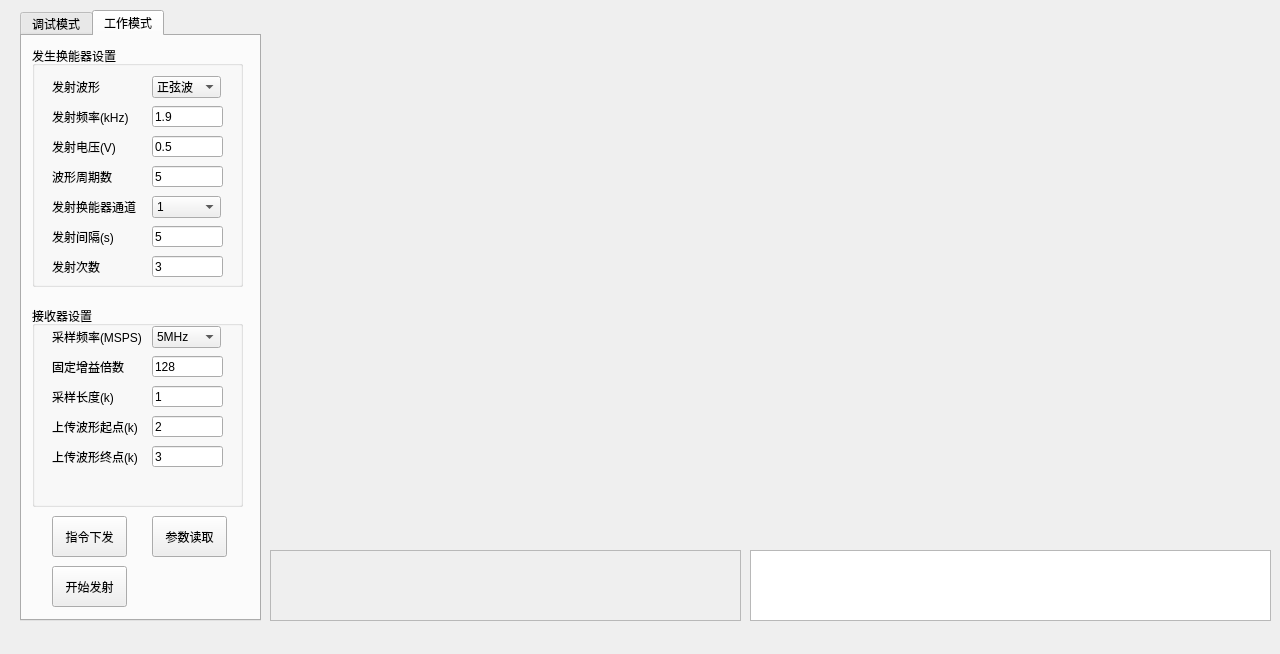
This is mainwindow.ui in lnwin/SDSJJ_waveControl as Qt 5 draws it before an edit. The edited form follows.
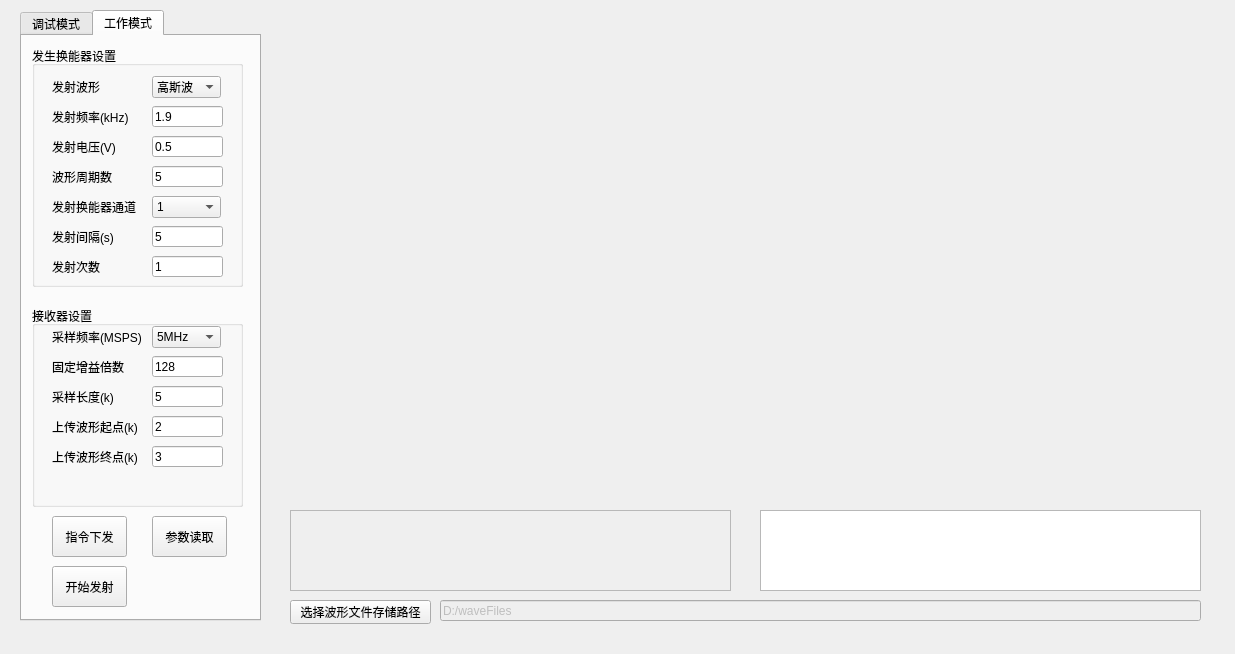
This is the edited form. Custom widgets are drawn as their Qt base class.

What changed in the file:
```diff
--- a/mainwindow.ui
+++ b/mainwindow.ui
@@ -6,7 +6,7 @@
    <rect>
     <x>0</x>
     <y>0</y>
-    <width>1280</width>
+    <width>1235</width>
     <height>654</height>
    </rect>
   </property>
@@ -17,10 +17,10 @@
    <widget class="QTextEdit" name="textEdit">
     <property name="geometry">
      <rect>
-      <x>750</x>
-      <y>550</y>
-      <width>521</width>
-      <height>71</height>
+      <x>760</x>
+      <y>510</y>
+      <width>441</width>
+      <height>81</height>
      </rect>
     </property>
    </widget>
@@ -584,7 +584,7 @@
         </rect>
        </property>
        <property name="text">
-        <string>1</string>
+        <string>5</string>
        </property>
        <property name="maxLength">
         <number>255</number>
@@ -639,7 +639,7 @@
         </rect>
        </property>
        <property name="text">
-        <string>3</string>
+        <string>1</string>
        </property>
       </widget>
       <widget class="QLabel" name="label_5">
@@ -692,7 +692,7 @@
        </property>
        <item>
         <property name="text">
-         <string>正弦波</string>
+         <string>高斯波</string>
         </property>
        </item>
        <item>
@@ -856,56 +856,65 @@
      </widget>
     </widget>
    </widget>
-   <widget class="QTextEdit" name="readParameter">
-    <property name="enabled">
-     <bool>false</bool>
-    </property>
-    <property name="geometry">
-     <rect>
-      <x>270</x>
-      <y>550</y>
-      <width>471</width>
-      <height>71</height>
-     </rect>
-    </property>
-   </widget>
    <widget class="QCustomPlot" name="widget" native="true">
     <property name="geometry">
      <rect>
       <x>290</x>
-      <y>40</y>
-      <width>441</width>
-      <height>211</height>
+      <y>10</y>
+      <width>931</width>
+      <height>241</height>
      </rect>
     </property>
    </widget>
    <widget class="QCustomPlot" name="widget_2" native="true">
     <property name="geometry">
      <rect>
-      <x>770</x>
-      <y>40</y>
-      <width>441</width>
-      <height>211</height>
+      <x>290</x>
+      <y>260</y>
+      <width>931</width>
+      <height>241</height>
      </rect>
     </property>
    </widget>
-   <widget class="QCustomPlot" name="widget_3" native="true">
+   <widget class="QPushButton" name="fileSaveButton">
     <property name="geometry">
      <rect>
       <x>290</x>
-      <y>270</y>
-      <width>441</width>
-      <height>211</height>
+      <y>600</y>
+      <width>141</width>
+      <height>24</height>
      </rect>
     </property>
+    <property name="text">
+     <string>选择波形文件存储路径</string>
+    </property>
    </widget>
-   <widget class="QCustomPlot" name="widget_4" native="true">
+   <widget class="QLineEdit" name="fileStream">
+    <property name="enabled">
+     <bool>false</bool>
+    </property>
     <property name="geometry">
      <rect>
-      <x>770</x>
-      <y>270</y>
+      <x>440</x>
+      <y>600</y>
+      <width>761</width>
+      <height>21</height>
+     </rect>
+    </property>
+    <property name="text">
+     <string>D:/waveFiles</string>
+    </property>
+   </widget>
+   <widget class="QTextEdit" name="readParameter">
+    <property name="enabled">
+     <bool>false</bool>
+    </property>
+    <property name="geometry">
+     <rect>
+      <x>290</x>
+      <y>510</y>
       <width>441</width>
-      <height>211</height>
+      <height>81</height>
      </rect>
     </property>
    </widget>
```
Left out of the diff: 4 changed lines with no effect on the pictures.
